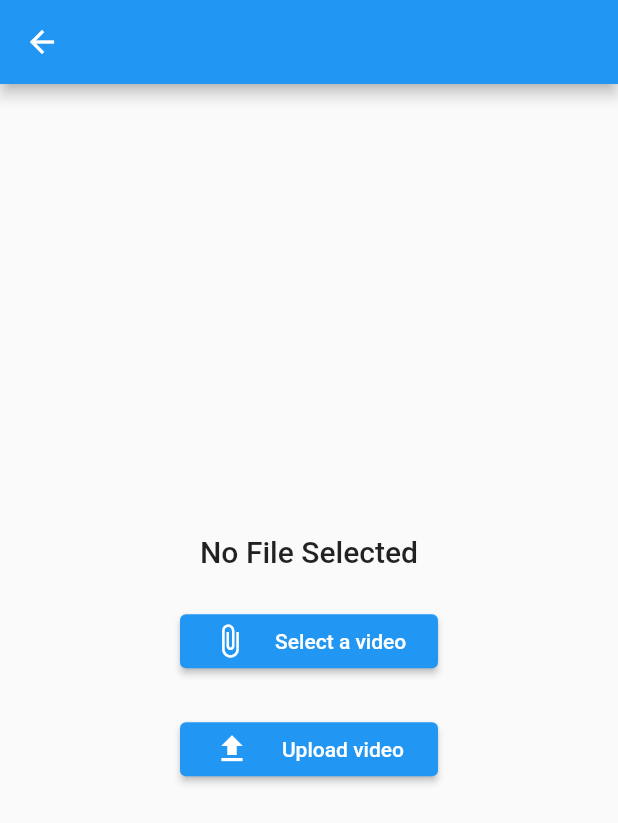
After one commit to IgordeAndrade/game-screen, a Flutter app: the screen it shows after launch, after a tap on "Upload Page", on a phone screen of 412 x 824 dp. The commit adds this screen. Shown: the top 823 px of the screen. Run offline on Flutter 3.47's test engine with Material 2 defaults, Android fonts, the phone set to English and light mode, and no system bars; our stand-ins replace file_picker, firebase_storage; accounts and stored records are empty.

Commit message:
upload_videos [feat]: create functions

```diff
--- a/game_screen/lib/home_page.dart
+++ b/game_screen/lib/home_page.dart
@@ -1,5 +1,7 @@
 import 'package:flutter/material.dart';
 import 'package:game_screen/global/widgets/box_spacer.dart';
+
+import 'upload_videos/presentation/upload_videos_page.dart';
 
 class HomePage extends StatelessWidget {
   const HomePage({super.key});
@@ -13,9 +15,15 @@ class HomePage extends StatelessWidget {
           mainAxisAlignment: MainAxisAlignment.center,
           children: [
             ElevatedButton(
-              onPressed: () {},
+              onPressed: () => Navigator.of(context).push(
+                  MaterialPageRoute(
+                    builder: (context) => UploadPage(
+                      theme: theme,
+                    ),
+                  ),
+                ),
               style: theme.elevatedButtonTheme.style,
-              child: const Text('Uploads Page'),
+              child: const Text('Upload Page'),
             ),
             const DSBoxSpacer.small(),
             ElevatedButton(
--- a/game_screen/lib/main.dart
+++ b/game_screen/lib/main.dart
@@ -1,8 +1,14 @@
 import 'package:flutter/material.dart';
+import 'package:flutter/services.dart';
 
 import 'home_page.dart';
 
-void main() {
+void main() async {
+  WidgetsFlutterBinding.ensureInitialized();
+  await SystemChrome.setPreferredOrientations([
+    DeviceOrientation.portraitUp,
+    DeviceOrientation.portraitDown,
+  ]);
   runApp(const MyApp());
 }
 
--- /dev/null
+++ b/game_screen/lib/upload_videos/presentation/upload_videos_page.dart
@@ -0,0 +1,98 @@
+import 'dart:io';
+
+import 'package:file_picker/file_picker.dart';
+import 'package:firebase_storage/firebase_storage.dart';
+import 'package:flutter/material.dart';
+// ignore: depend_on_referenced_packages
+import 'package:path/path.dart';
+
+import '../../global/widgets/box_spacer.dart';
+import '../infrastructure/api.dart';
+
+class UploadPage extends StatefulWidget {
+  const UploadPage({super.key, required this.theme});
+  final ThemeData theme;
+
+  @override
+  State<UploadPage> createState() => _UploadPageState();
+}
+
+class _UploadPageState extends State<UploadPage> {
+  final bool isVideo = true;
+  File? file;
+  UploadTask? task;
+
+  @override
+  Widget build(BuildContext context) {
+    final fileName = file != null ? basename(file!.path) : 'No File Selected';
+    return SafeArea(
+      child: Scaffold(
+        appBar: AppBar(),
+        body: Column(
+          crossAxisAlignment: CrossAxisAlignment.center,
+          mainAxisAlignment: MainAxisAlignment.center,
+          mainAxisSize: MainAxisSize.max,
+          children: [
+            Text(
+              fileName,
+              style: widget.theme.textTheme.headline6,
+            ),
+            const DSBoxSpacer.large(),
+            Padding(
+              padding: const EdgeInsets.symmetric(horizontal: 120),
+              child: ElevatedButton(
+                onPressed: selectFile,
+                style: widget.theme.elevatedButtonTheme.style,
+                child: Row(
+                  mainAxisAlignment: MainAxisAlignment.spaceEvenly,
+                  children: const [
+                    Icon(Icons.attach_file),
+                    DSBoxSpacer.small(),
+                    Text('Select a video'),
+                  ],
+                ),
+              ),
+            ),
+            const DSBoxSpacer.large(),
+            Padding(
+              padding: const EdgeInsets.symmetric(horizontal: 120),
+              child: ElevatedButton(
+                onPressed: uploadFile,
+                style: widget.theme.elevatedButtonTheme.style,
+                child: Row(
+                  mainAxisAlignment: MainAxisAlignment.spaceEvenly,
+                  children: const [
+                    Icon(Icons.upload),
+                    DSBoxSpacer.small(),
+                    Text('Upload video'),
+                  ],
+                ),
+              ),
+            ),
+          ],
+        ),
+      ),
+    );
+  }
+
+  Future selectFile() async {
+    final result = await FilePicker.platform.pickFiles(allowMultiple: false);
+
+    if (result == null) return;
+    final path = result.files.single.path!;
+
+    setState(() => file = File(path));
+  }
+
+  Future uploadFile() async {
+    if (file == null) return;
+
+    final fileName = basename(file!.path);
+    final destination = 'games/game1/$fileName';
+
+    task = FirebaseApi.uploadFile(destination, file!);
+    setState(() {});
+
+    if (task == null) return;
+  }
+}
--- a/game_screen/pubspec.yaml
+++ b/game_screen/pubspec.yaml
@@ -31,6 +31,9 @@ environment:
 dependencies:
   flutter:
     sdk: flutter
+  file_picker: ^3.0.1
+  firebase_storage: ^11.0.6
+  firebase_core: ^2.3.0
 
 
   # The following adds the Cupertino Icons font to your application.
```
Also changed, not shown: game_screen/lib/upload_videos/infrastructure/api.dart (added, +26 -0 lines), game_screen/lib/upload_videos/upload_videos_page.dart (deleted), game_screen/pubspec.lock, 7 other files.
